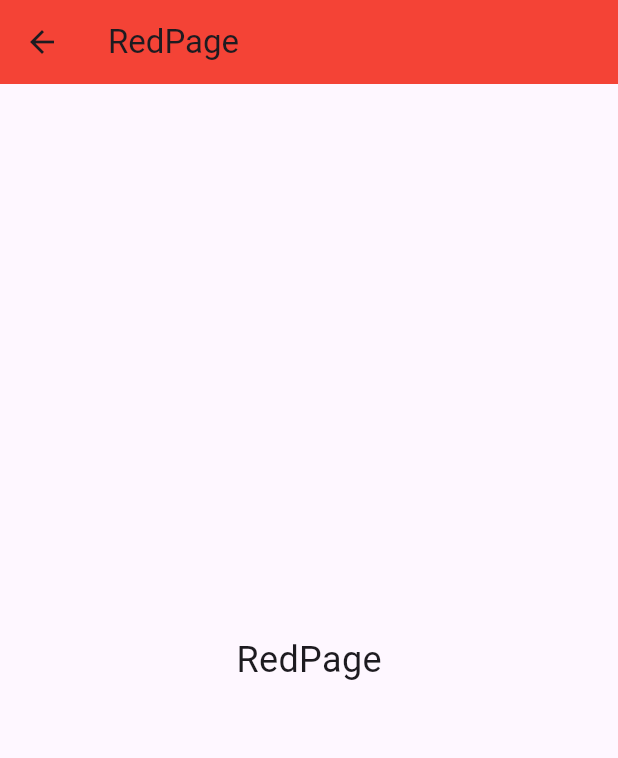
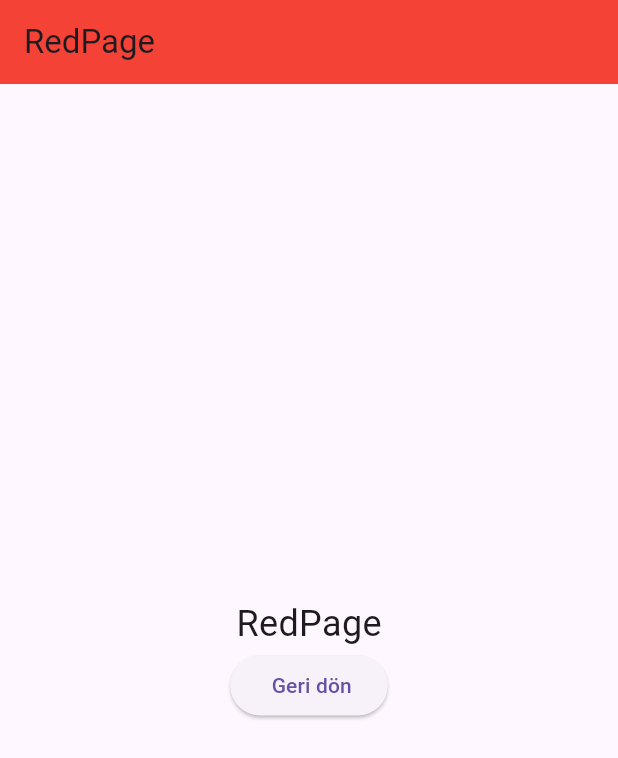
Before and after one commit to BurakTurker1/flutter_Naavigation, a Flutter app: the screen it shows after launch, after a tap on "Kirmizi Sayfaya git Android", on a phone screen of 412 x 824 dp. Shown: the top 758 px of the screen. Run offline on Flutter 3.47's test engine with Material 3 defaults, Android fonts, the phone set to English and light mode, and no system bars.

Commit message:
Gidilen sayfadan geri gelme ve sayfalar arasından veri gönderme

```diff
--- a/lib/main.dart
+++ b/lib/main.dart
@@ -17,7 +17,6 @@ class MyApp extends StatelessWidget {
 
 class AnaSayfa extends StatelessWidget {
   const AnaSayfa({super.key});
-
   @override
   Widget build(BuildContext context) {
     return Scaffold(
@@ -28,19 +27,25 @@ class AnaSayfa extends StatelessWidget {
         child: Column(
           mainAxisAlignment: MainAxisAlignment.center,
           children: [
-              ElevatedButton(onPressed: (){
+            ElevatedButton(
+                onPressed: () async {
                   //İkiside Aynı
                   //Navigator.push(context, route);
-                Navigator.of(context).push(MaterialPageRoute(builder: (RedContext)=>RedPage()));
-              }, child: Text('Kirmizi Sayfaya git Android'),style: ElevatedButton.styleFrom(
-                primary: Colors.red.shade300
-              )),
-
-              ElevatedButton(onPressed: (){
-                Navigator.push(context, CupertinoPageRoute(builder: (RedContex)=>RedPage()));
-              }, child: Text('Kirmizi Sayfaya git IOS'),style: ElevatedButton.styleFrom(
-                primary: Colors.red.shade300
-              )),
+                  int? gelenSayi = await Navigator.of(context).push<int>(
+                      MaterialPageRoute(builder: (RedContext) => RedPage()));
+                  debugPrint('AnaSayfa GelenSayi: $gelenSayi');
+                },
+                child: Text('Kirmizi Sayfaya git Android'),
+                style: ElevatedButton.styleFrom(primary: Colors.red.shade300)),
+            ElevatedButton(
+                onPressed: () async {
+                 int? gelenSayi  =await Navigator.push<int>(context,
+                      CupertinoPageRoute(builder: (RedContex) => RedPage())).then((int? value){
+                        debugPrint('AnaSayfa GelenSayi Ios: $value');
+                      });
+                },
+                child: Text('Kirmizi Sayfaya git IOS'),
+                style: ElevatedButton.styleFrom(primary: Colors.red.shade300)),
           ],
         ),
       ),
--- a/lib/red_page.dart
+++ b/lib/red_page.dart
@@ -1,15 +1,37 @@
+import 'dart:math';
+
 import 'package:flutter/material.dart';
 
 class RedPage extends StatelessWidget {
-  const RedPage({super.key});
+  RedPage({super.key});
+  int _rasgeleSayi = 0;
 
   @override
   Widget build(BuildContext context) {
     return Scaffold(
-      appBar: AppBar(title: Text('RedPage'),backgroundColor: Colors.red,),
+      appBar: AppBar(
+        title: Text('RedPage'), backgroundColor: Colors.red,
+        automaticallyImplyLeading:
+            false, //sayfanın sol üstündeki geri dön buttonunu aç kapa yapıyor
+      ),
       body: Center(
-        child: Text('RedPage',style: TextStyle(fontSize: 24),),
+        child: Column(
+          mainAxisAlignment: MainAxisAlignment.center,
+          children: [
+            Text(
+              'RedPage',
+              style: TextStyle(fontSize: 24),
+            ),
+            ElevatedButton(
+                onPressed: () {
+                  _rasgeleSayi = Random().nextInt(100);
+                  print('Random Sayi $_rasgeleSayi');
+                  Navigator.of(context).pop(_rasgeleSayi);
+                },
+                child: Text(' Geri dön')),
+          ],
         ),
+      ),
     );
   }
 }
```
Lines whose indentation alone changed are shown as unchanged.
